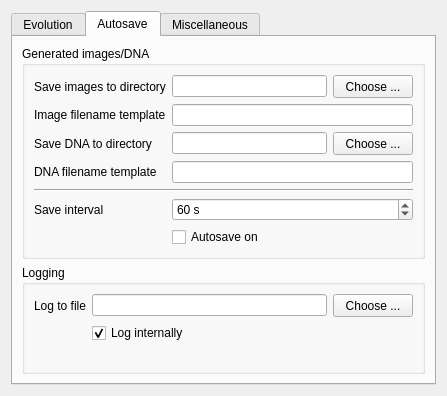
First picture: the form in optionsform.ui, repository superkartoffel/evo-cubist, before the edit.
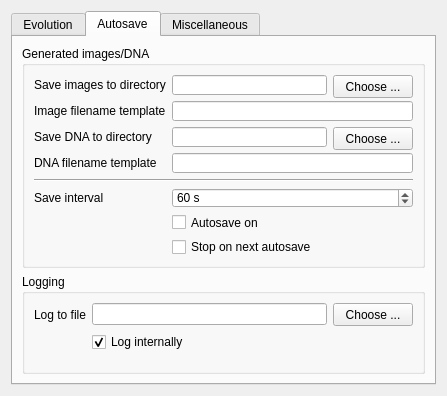
Second picture: the form after the edit. The open tabs and pages were chosen to show the change. Icons and pictures are not drawn.

Commit message: Neue Checkbox: Beim nächsten Autospeichern anhalten. Statt der DNS werden jetzt sämtliche Einstellungen gespeichert, falls der Anwender sich dazu beim Beenden des Programms entscheidet. Übersetzungen aktualisiert.

The edit to the form file:
```diff
--- a/optionsform.ui
+++ b/optionsform.ui
@@ -627,6 +627,13 @@
               </property>
              </widget>
             </item>
+            <item row="8" column="1">
+             <widget class="QCheckBox" name="stopOnNextAutosaveCheckBox">
+              <property name="text">
+               <string>Stop on next autosave</string>
+              </property>
+             </widget>
+            </item>
            </layout>
           </item>
          </layout>
```
The commit also changes 4 other files.
